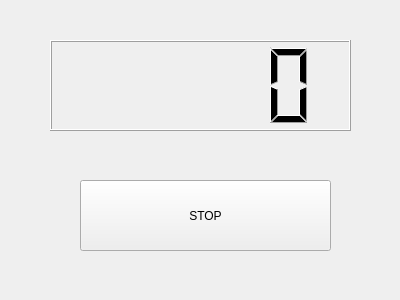
The window that Sesion 0/counterDlg.ui (FranMUex/Proyecto-Robotica-25-26) describes before a commit, drawn with Qt 5.
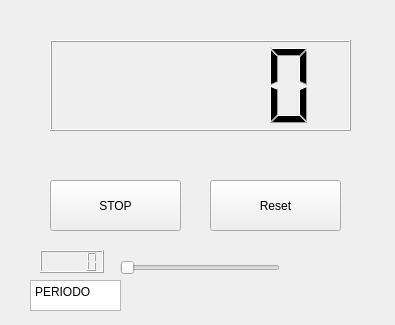
The same window after the commit.

Commit message: Cambio en la interfaz

Diff of the .ui file:
```diff
--- a/Sesion 0/counterDlg.ui
+++ b/Sesion 0/counterDlg.ui
@@ -6,8 +6,8 @@
    <rect>
     <x>0</x>
     <y>0</y>
-    <width>400</width>
-    <height>300</height>
+    <width>395</width>
+    <height>325</height>
    </rect>
   </property>
   <property name="windowTitle">
@@ -16,10 +16,10 @@
   <widget class="QPushButton" name="button">
    <property name="geometry">
     <rect>
-     <x>80</x>
+     <x>50</x>
      <y>180</y>
-     <width>251</width>
-     <height>71</height>
+     <width>131</width>
+     <height>51</height>
     </rect>
    </property>
    <property name="text">
@@ -36,6 +36,55 @@
     </rect>
    </property>
   </widget>
+  <widget class="QPushButton" name="button_2">
+   <property name="geometry">
+    <rect>
+     <x>210</x>
+     <y>180</y>
+     <width>131</width>
+     <height>51</height>
+    </rect>
+   </property>
+   <property name="text">
+    <string>Reset</string>
+   </property>
+  </widget>
+  <widget class="QSlider" name="horizontalSlider">
+   <property name="geometry">
+    <rect>
+     <x>120</x>
+     <y>260</y>
+     <width>160</width>
+     <height>16</height>
+    </rect>
+   </property>
+   <property name="orientation">
+    <enum>Qt::Orientation::Horizontal</enum>
+   </property>
+  </widget>
+  <widget class="QLCDNumber" name="lcdNumber_2">
+   <property name="geometry">
+    <rect>
+     <x>40</x>
+     <y>250</y>
+     <width>64</width>
+     <height>23</height>
+    </rect>
+   </property>
+  </widget>
+  <widget class="QPlainTextEdit" name="plainTextEdit">
+   <property name="geometry">
+    <rect>
+     <x>30</x>
+     <y>280</y>
+     <width>91</width>
+     <height>31</height>
+    </rect>
+   </property>
+   <property name="plainText">
+    <string>PERIODO</string>
+   </property>
+  </widget>
  </widget>
  <resources/>
  <connections/>
```
